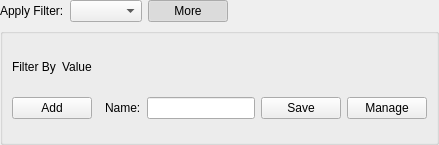
First picture: the form in widgets/parameterwidget.ui, repository Pegasus-RPG/xtuple-client, before the edit.
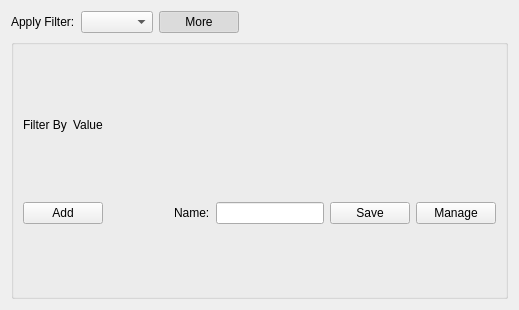
Second picture: the form after the edit. Custom widgets are drawn as their Qt base class.

Commit message: Issue 0010403: Updated parameterwidget. Limiting the number of filters allowed to be added.

What changed in the file:
```diff
--- a/widgets/parameterwidget.ui
+++ b/widgets/parameterwidget.ui
@@ -6,14 +6,11 @@
    <rect>
     <x>0</x>
     <y>0</y>
-    <width>439</width>
-    <height>145</height>
+    <width>519</width>
+    <height>310</height>
    </rect>
   </property>
-  <layout class="QGridLayout" name="_widgetLayout">
-   <property name="margin">
-    <number>0</number>
-   </property>
+  <layout class="QGridLayout" name="gridLayout_2">
    <item row="0" column="0">
     <layout class="QHBoxLayout" name="_headerLayout">
      <item>
```
The commit also changes 2 other files.
